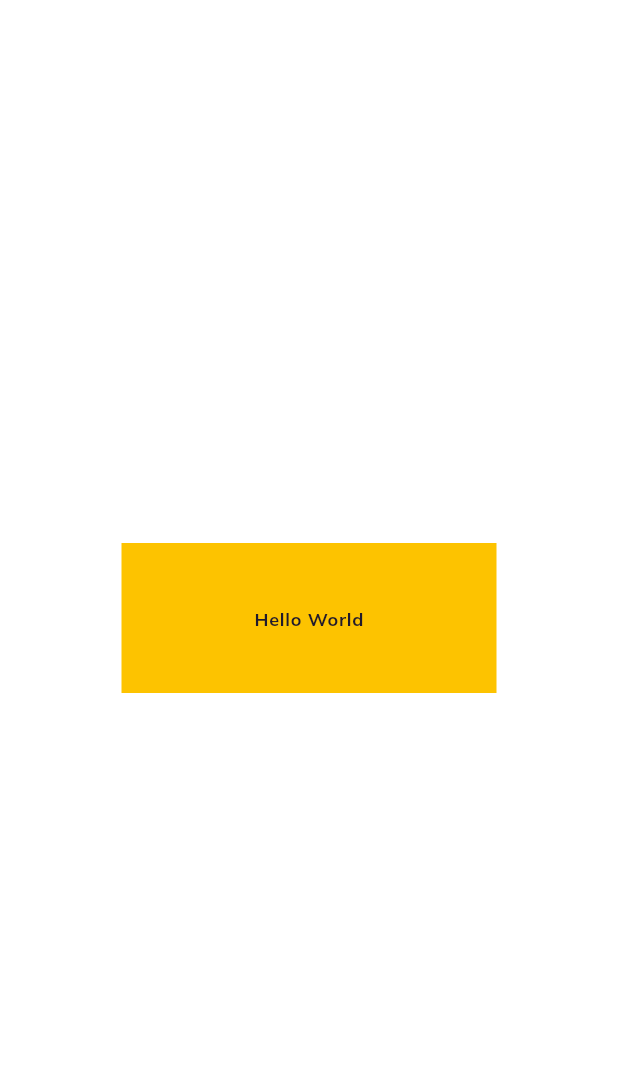
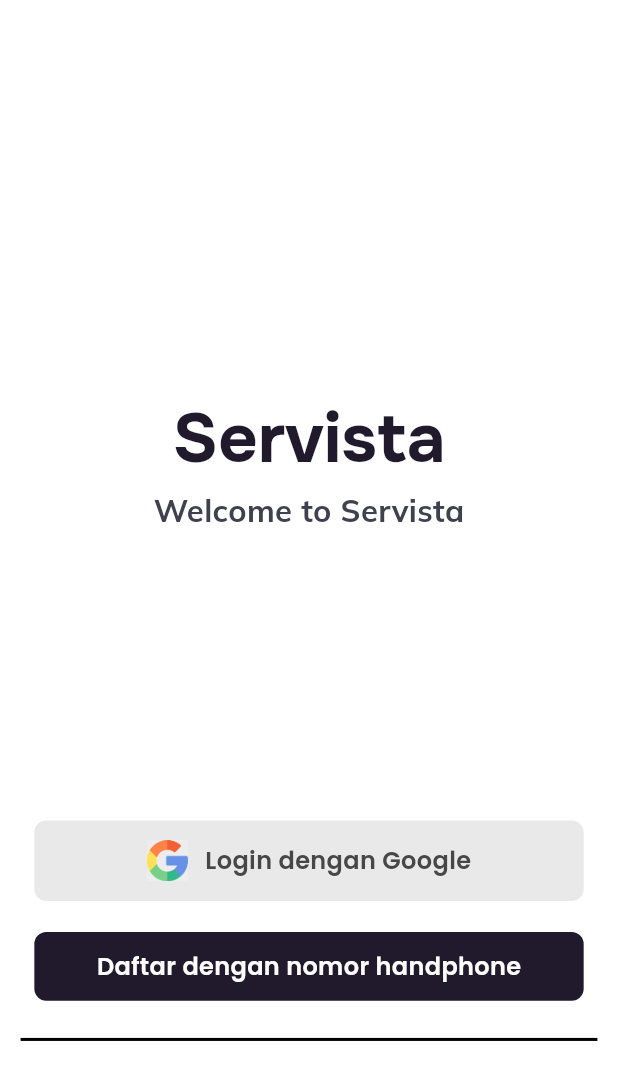
Before and after one commit to Agussusanto1633/agusprojectKBTKoneksiJasa, a Flutter app: the screen it shows after launch, on a phone screen of 412 x 824 dp. Shown: the top 1080 px of the screen. Run offline on Flutter 3.47's test engine with Material 3 defaults, Android fonts, the light colour scheme and no system bars; our stand-ins replace firebase_auth, firebase_core, flutter_screenutil, flutter_svg, gap, google_fonts and 1 more; accounts and stored records are empty.

Commit message:
feat: [NR] login with google done

```diff
--- /dev/null
+++ b/lib/core/custom_widgets/custom_button_widget.dart
@@ -0,0 +1,40 @@
+import 'package:flutter/material.dart';
+import 'package:flutter_screenutil/flutter_screenutil.dart';
+import 'package:google_fonts/google_fonts.dart';
+import 'package:servista/core/theme/color_value.dart';
+
+class CustomButtonWidget extends StatefulWidget {
+  final String label;
+  Color backgroundColor = ColorValue.primaryColor;
+  Color labelColor = ColorValue.darkColor;
+
+  CustomButtonWidget({
+    super.key,
+    required this.label,
+    this.backgroundColor = ColorValue.primaryColor,
+    this.labelColor = ColorValue.darkColor,
+  });
+
+  @override
+  State<CustomButtonWidget> createState() => _CustomButtonWidgetState();
+}
+
+class _CustomButtonWidgetState extends State<CustomButtonWidget> {
+  @override
+  Widget build(BuildContext context) {
+    return Container(
+      padding: EdgeInsets.all(10.w),
+      width: double.infinity,
+      decoration: BoxDecoration(
+        color: widget.backgroundColor,
+        borderRadius: BorderRadius.circular(7.r),
+      ),
+      child: Center(
+        child: Text(
+          widget.label,
+          style: GoogleFonts.poppins(color: widget.labelColor, fontSize: 14.w, fontWeight: FontWeight.w600),
+        ),
+      ),
+    );
+  }
+}
--- /dev/null
+++ b/lib/features/auth/login/view/page/login_page.dart
@@ -0,0 +1,113 @@
+import 'package:flutter/material.dart';
+import 'package:flutter_screenutil/flutter_screenutil.dart';
+import 'package:flutter_svg/flutter_svg.dart';
+import 'package:gap/gap.dart';
+import 'package:google_fonts/google_fonts.dart';
+import 'package:servista/core/custom_widgets/custom_button_widget.dart';
+import 'package:servista/core/theme/color_value.dart';
+import 'package:servista/home_dummy.dart';
+
+import '../../bloc/auth_service.dart';
+
+class LoginPage extends StatefulWidget {
+  const LoginPage({Key? key}) : super(key: key);
+
+  @override
+  State<LoginPage> createState() => _LoginPageState();
+}
+
+class _LoginPageState extends State<LoginPage> {
+  final authService = AuthService();
+
+  @override
+  Widget build(BuildContext context) {
+    return Scaffold(
+      body: Center(
+        child: Column(
+          mainAxisSize: MainAxisSize.min,
+          crossAxisAlignment: CrossAxisAlignment.center,
+          children: [
+            Gap(120.h),
+            Text(
+              "Servista",
+              style: GoogleFonts.onest(
+                fontSize: 40.sp,
+                fontWeight: FontWeight.w700,
+                color: ColorValue.darkColor,
+              ),
+            ),
+            Text(
+              "Welcome to Servista",
+              style: GoogleFonts.mulish(
+                fontSize: 18.sp,
+                fontWeight: FontWeight.bold,
+                color: Color(0xff3F414E),
+              ),
+            ),
+            SizedBox(height: 60.h),
+            Gap(90.h),
+            InkWell(
+              onTap: () async {
+                  try {
+                    final userCredential = await authService.signInWithGoogle();
+                    if (userCredential.user != null) {
+                      Navigator.pushReplacement(
+                        context,
+                        MaterialPageRoute(builder: (context) => const HomeDummy()),
+                      );
+                    }
+                  } catch (e) {
+                    ScaffoldMessenger.of(context).showSnackBar(
+                      SnackBar(content: Text('Login failed: $e')),
+                    );
+                  }
+                },
+
+
+
+              child: Container(
+                margin: EdgeInsets.symmetric(horizontal: 20.w),
+                padding: EdgeInsets.all(10.w),
+                width: double.infinity,
+                decoration: BoxDecoration(
+                  color: Color(0xffE9E9E9),
+                  borderRadius: BorderRadius.circular(7.r),
+                ),
+                child: Row(
+                  mainAxisAlignment: MainAxisAlignment.center,
+                  children: [
+                    Image.asset(
+                      "assets/images/auth/google.png",
+                      height: 24.h,
+                      width: 24.w,
+                    ),
+                    Gap(10.w),
+                    Text(
+                      "Login dengan Google",
+                      style: GoogleFonts.poppins(color: Color(0xff474747), fontSize: 14.w, fontWeight: FontWeight.w600),
+                    ),
+
+                  ],
+                ),
+              ),
+            ),
+
+            Gap(16.h),
+            Padding(
+              padding: EdgeInsets.symmetric(horizontal: 20.w),
+              child: CustomButtonWidget(label: "Daftar dengan nomor handphone", backgroundColor: ColorValue.darkColor,labelColor: Colors.white,),
+            ),
+            Padding(
+              padding:  EdgeInsets.symmetric(horizontal: 12.w),
+              child: Divider(
+                color: Colors.black,
+                height: 40.h,
+                thickness: 2,
+              ),
+            ),
+          ],
+        ),
+      ),
+    );
+  }
+}
--- a/lib/main.dart
+++ b/lib/main.dart
@@ -1,6 +1,8 @@
 import 'package:firebase_core/firebase_core.dart';
 import 'package:flutter/material.dart';
 import 'package:flutter_screenutil/flutter_screenutil.dart';
+import 'package:servista/features/auth/login/view/page/login_page.dart';
+import 'package:servista/features/splash/view/page/splash_page.dart';
 import 'package:servista/home_dummy.dart';
 
 import 'core/theme/app_style.dart';
@@ -25,7 +27,7 @@
   @override
   Widget build(BuildContext context) {
     return ScreenUtilInit(
-      designSize: const Size(375, 812),
+      designSize: const Size(360, 640),
       minTextAdapt: true,
       builder: (_, child) {
         return MaterialApp(
@@ -35,6 +37,6 @@
           home: child,
         );
       },
-      child: const HomeDummy(),
+      child: const SplashPage(),
     );  }
 }
--- a/pubspec.yaml
+++ b/pubspec.yaml
@@ -45,6 +45,8 @@
   equatable: ^2.0.7
   firebase_core: ^3.13.0
   firebase_auth: ^5.5.3
+  flutter_svg: ^2.1.0
+  google_sign_in: ^6.3.0
 
 dev_dependencies:
   flutter_test:
@@ -71,6 +73,7 @@
   # To add assets to your application, add an assets section, like this:
   assets:
      - assets/images/auth/
+     - assets/images/splash/
      - assets/icons/auth/
 
   # An image asset can refer to one or more resolution-specific "variants", see
```
Also changed, not shown: lib/features/auth/login/bloc/auth_service.dart (added, +35 -0 lines), lib/features/splash/view/page/splash_page.dart (added, +57 -0 lines), lib/home_dummy.dart (+24 -5 lines), assets/images/auth/google.png (added), assets/images/auth/google.svg (added), assets/images/splash/background.svg (added), assets/images/splash/dot.png (added), lib/firebase_options.dart, pubspec.lock, 2 other files.
